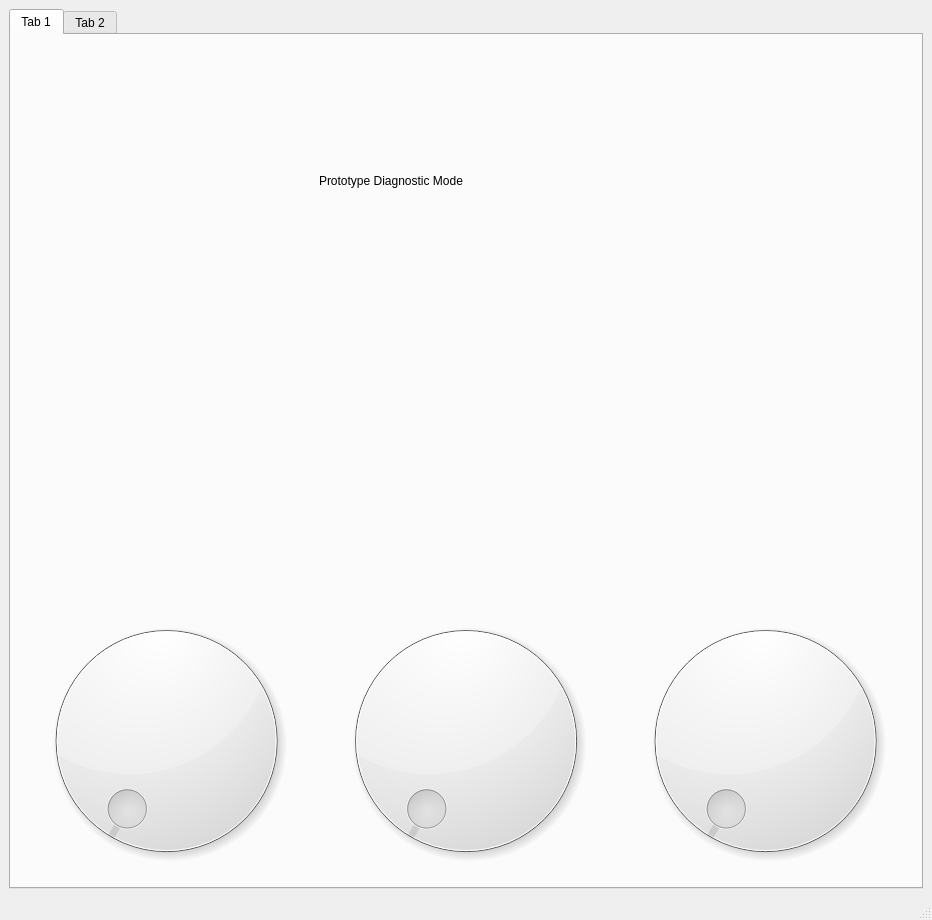
Before: the Qt Designer form POC.ui in YCP-Rev-Metrix/BallSpinner-Controller-v2, drawn with Qt 5.
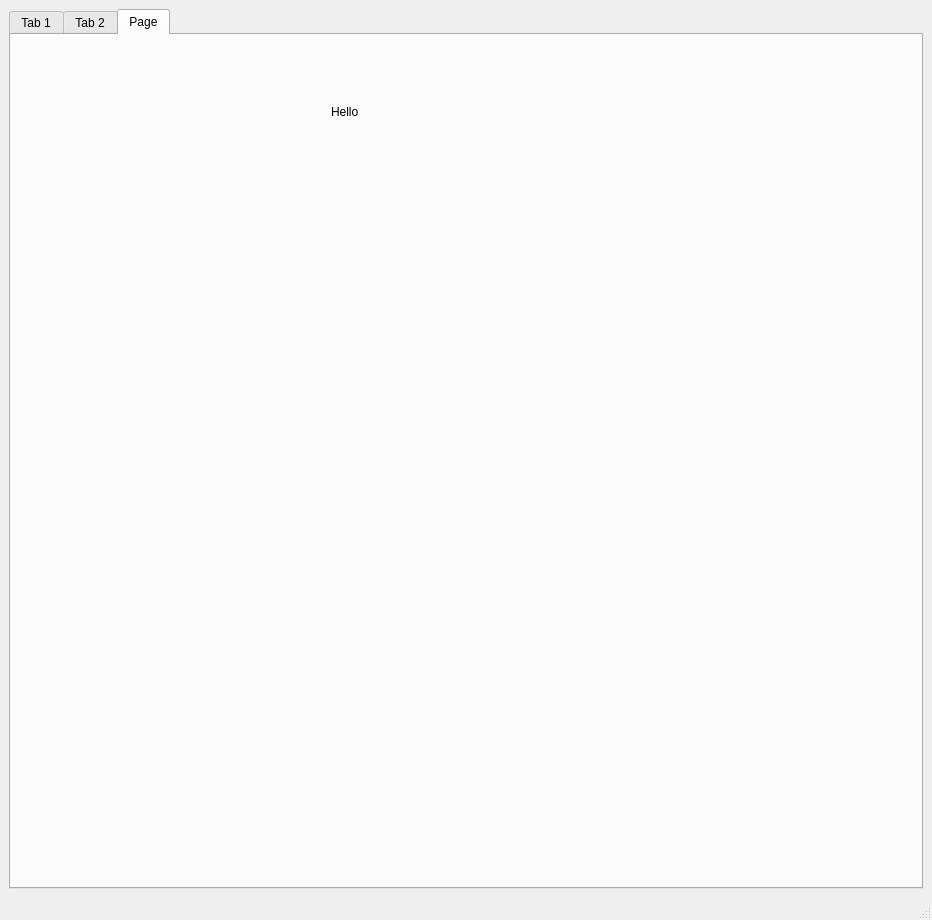
After: the same form once the commit is applied. Custom widgets are drawn as their Qt base class.

Commit message: Cloud Test page

The edit to the form file:
```diff
--- a/POC.ui
+++ b/POC.ui
@@ -18,7 +18,7 @@
     <item row="0" column="1">
      <widget class="QTabWidget" name="tabWidget">
       <property name="currentIndex">
-       <number>0</number>
+       <number>2</number>
       </property>
       <widget class="QWidget" name="tab">
        <attribute name="title">
@@ -104,6 +104,34 @@
         </property>
        </widget>
       </widget>
+      <widget class="QWidget" name="tab_3">
+       <attribute name="title">
+        <string>Page</string>
+       </attribute>
+       <widget class="CloudTest" name="cloudTest" native="true">
+        <property name="geometry">
+         <rect>
+          <x>100</x>
+          <y>110</y>
+          <width>441</width>
+          <height>331</height>
+         </rect>
+        </property>
+       </widget>
+       <widget class="QLabel" name="label_3">
+        <property name="geometry">
+         <rect>
+          <x>320</x>
+          <y>70</y>
+          <width>57</width>
+          <height>14</height>
+         </rect>
+        </property>
+        <property name="text">
+         <string>Hello</string>
+        </property>
+       </widget>
+      </widget>
      </widget>
     </item>
    </layout>
@@ -133,6 +161,12 @@
    <header>InteractiveSineWave</header>
    <container>1</container>
   </customwidget>
+  <customwidget>
+   <class>CloudTest</class>
+   <extends>QWidget</extends>
+   <header>CloudTest</header>
+   <container>1</container>
+  </customwidget>
  </customwidgets>
  <resources/>
  <connections/>
```
Left out of the diff: 2 changed lines with no effect on the pictures. The commit also changes 3 other files.
